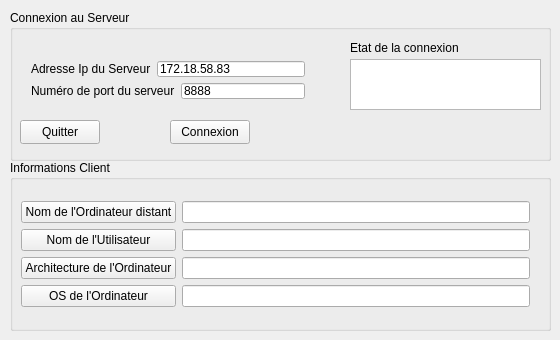
Old version of the form QT5/Socket/TD_1/Client/client.ui in the repository GeoffreyBeranger/Apprendre_Cpp.
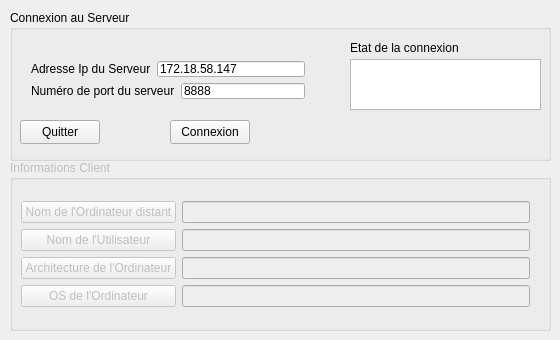
New version of the form.

```diff
--- a/QT5/Socket/TD_1/Client/client.ui
+++ b/QT5/Socket/TD_1/Client/client.ui
@@ -90,7 +90,7 @@
      <string>Etat de la connexion</string>
     </property>
    </widget>
-   <widget class="QWidget" name="">
+   <widget class="QWidget" name="layoutWidget">
     <property name="geometry">
      <rect>
       <x>10</x>
@@ -112,7 +112,7 @@
        <item>
         <widget class="QLineEdit" name="lineEdit_AdresseIpServeur">
          <property name="text">
-          <string>172.18.58.83</string>
+          <string>172.18.58.147</string>
          </property>
         </widget>
        </item>
@@ -140,6 +140,9 @@
    </widget>
   </widget>
   <widget class="QGroupBox" name="groupBox_InformationsClient">
+   <property name="enabled">
+    <bool>false</bool>
+   </property>
    <property name="geometry">
     <rect>
      <x>10</x>
@@ -151,7 +154,7 @@
    <property name="title">
     <string>Informations Client</string>
    </property>
-   <widget class="QWidget" name="">
+   <widget class="QWidget" name="layoutWidget">
     <property name="geometry">
      <rect>
       <x>0</x>
```
